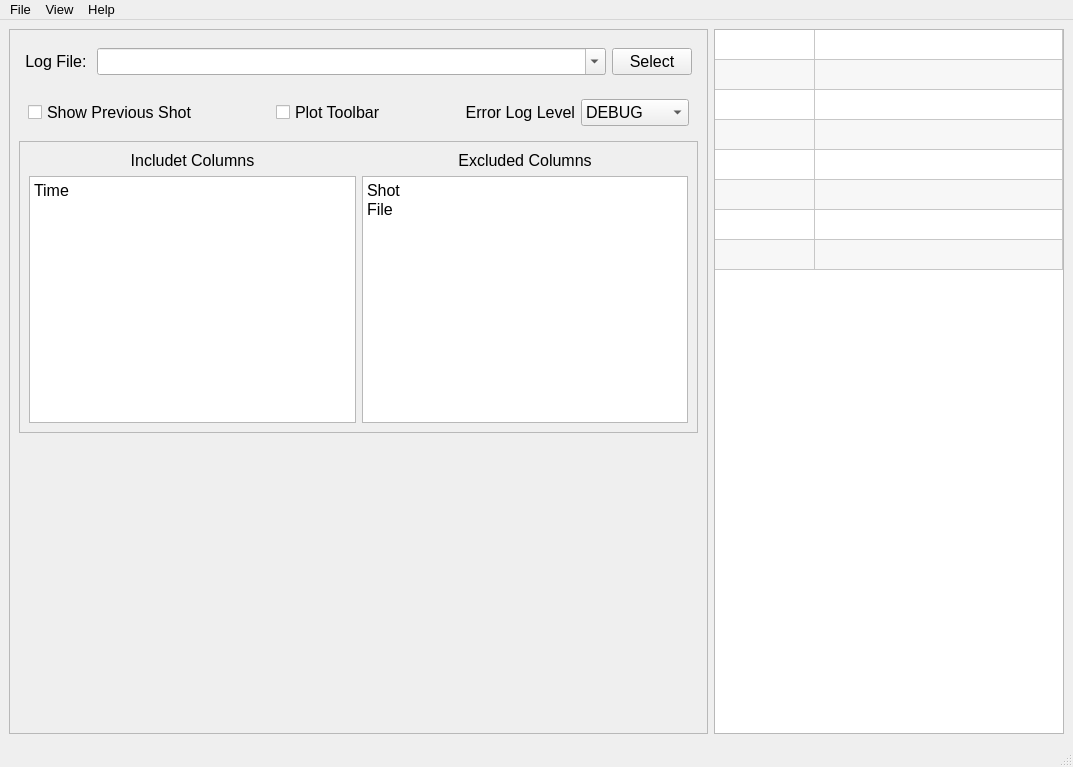
Old version of the form LoggerPlotter.ui in the repository salinsalins/LoggerPlotterPy.
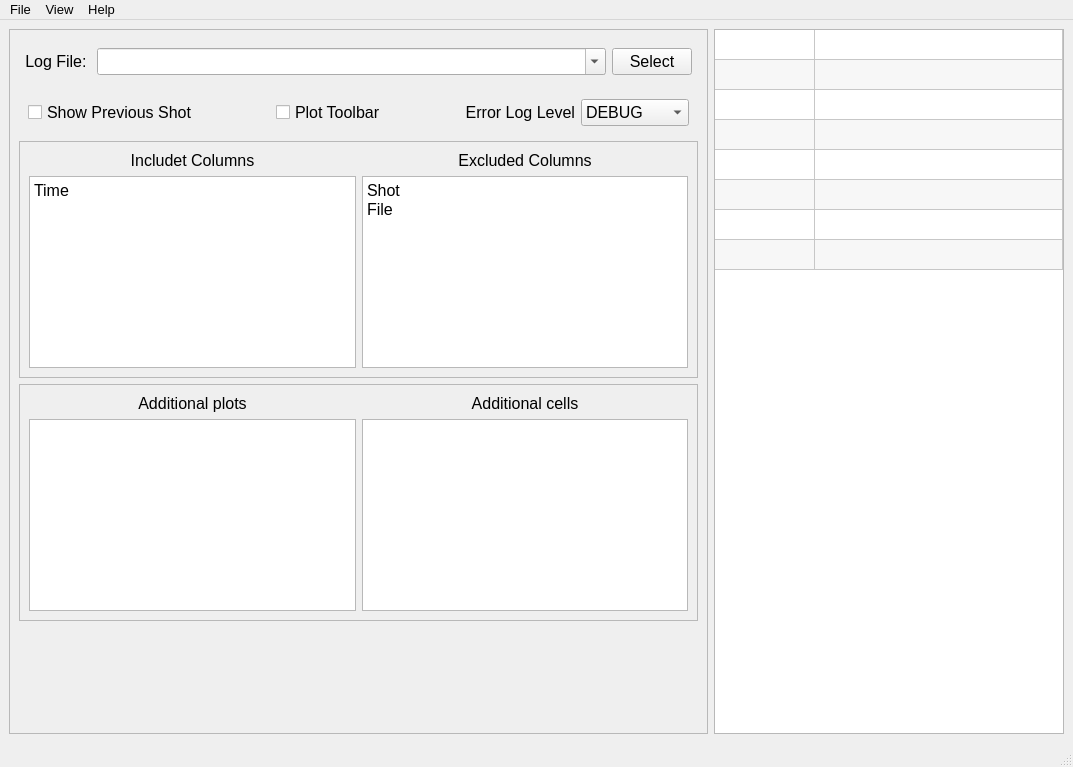
New version of the form. The open tabs and pages were chosen to show the change.

What changed in the file:
```diff
--- a/LoggerPlotter.ui
+++ b/LoggerPlotter.ui
@@ -520,6 +520,44 @@
                    </layout>
                   </widget>
                  </item>
+                 <item>
+                  <widget class="QFrame" name="frame_7">
+                   <property name="frameShape">
+                    <enum>QFrame::StyledPanel</enum>
+                   </property>
+                   <property name="frameShadow">
+                    <enum>QFrame::Raised</enum>
+                   </property>
+                   <layout class="QGridLayout" name="gridLayout_2">
+                    <item row="0" column="0">
+                     <widget class="QLabel" name="label_5">
+                      <property name="text">
+                       <string>Additional plots</string>
+                      </property>
+                      <property name="alignment">
+                       <set>Qt::AlignCenter</set>
+                      </property>
+                     </widget>
+                    </item>
+                    <item row="1" column="0">
+                     <widget class="QPlainTextEdit" name="plainTextEdit_4"/>
+                    </item>
+                    <item row="1" column="1">
+                     <widget class="QPlainTextEdit" name="plainTextEdit_5"/>
+                    </item>
+                    <item row="0" column="1">
+                     <widget class="QLabel" name="label_6">
+                      <property name="text">
+                       <string>Additional cells</string>
+                      </property>
+                      <property name="alignment">
+                       <set>Qt::AlignCenter</set>
+                      </property>
+                     </widget>
+                    </item>
+                   </layout>
+                  </widget>
+                 </item>
                  <item>
                   <spacer name="verticalSpacer">
                    <property name="orientation">
```
